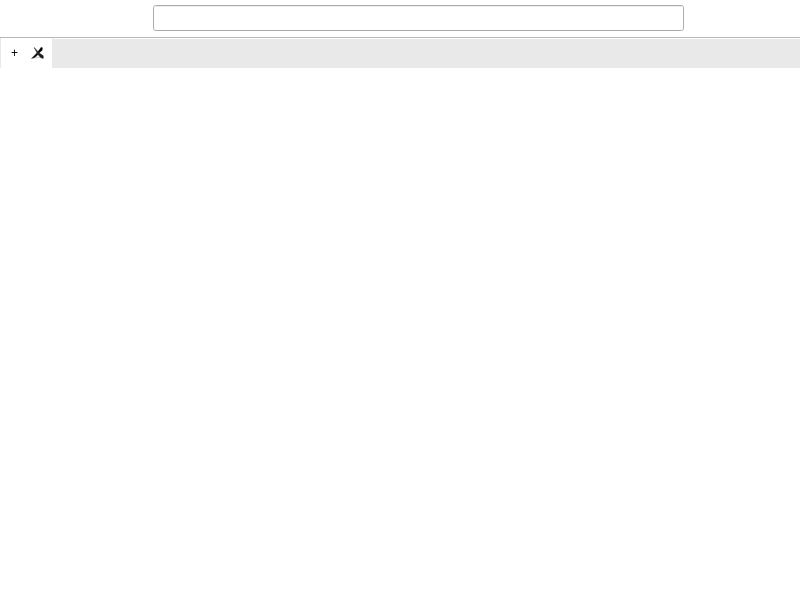
Above: ventana.ui from willynajberg/pyQtBrowser before the change. Below: the same form after it.
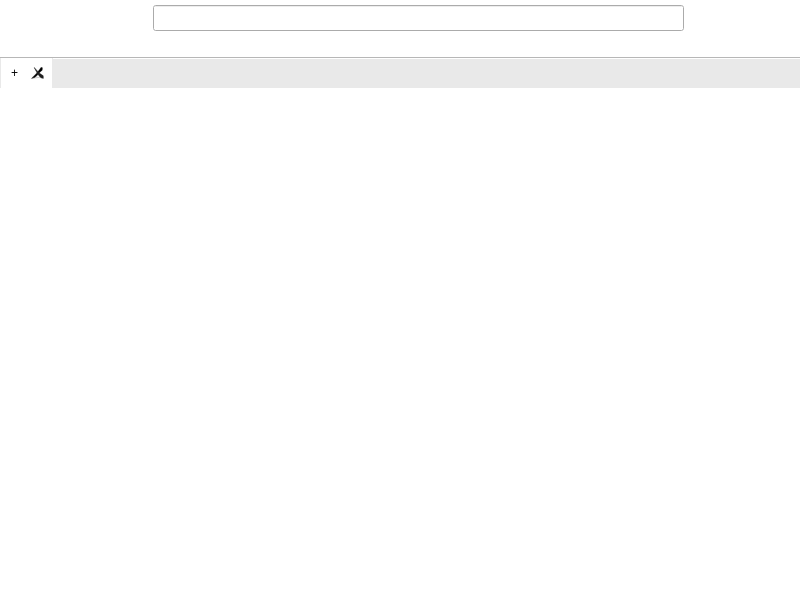
That is the form after the change. Icons and pictures are not drawn.

Commit message: Barra de marcadores

```diff
--- a/ventana.ui
+++ b/ventana.ui
@@ -290,6 +290,64 @@
       </item>
      </layout>
     </item>
+    <item>
+     <widget class="QWidget" name="widgetMarcadores" native="true">
+      <property name="enabled">
+       <bool>true</bool>
+      </property>
+      <property name="sizePolicy">
+       <sizepolicy hsizetype="Expanding" vsizetype="Minimum">
+        <horstretch>0</horstretch>
+        <verstretch>0</verstretch>
+       </sizepolicy>
+      </property>
+      <property name="minimumSize">
+       <size>
+        <width>0</width>
+        <height>28</height>
+       </size>
+      </property>
+      <property name="maximumSize">
+       <size>
+        <width>16777215</width>
+        <height>28</height>
+       </size>
+      </property>
+      <property name="cursor">
+       <cursorShape>ArrowCursor</cursorShape>
+      </property>
+      <layout class="QHBoxLayout" name="layoutMarcadores">
+       <property name="sizeConstraint">
+        <enum>QLayout::SetMinimumSize</enum>
+       </property>
+       <property name="leftMargin">
+        <number>6</number>
+       </property>
+       <property name="topMargin">
+        <number>0</number>
+       </property>
+       <property name="rightMargin">
+        <number>6</number>
+       </property>
+       <property name="bottomMargin">
+        <number>0</number>
+       </property>
+       <item>
+        <spacer name="spacerMarcadores">
+         <property name="orientation">
+          <enum>Qt::Horizontal</enum>
+         </property>
+         <property name="sizeHint" stdset="0">
+          <size>
+           <width>40</width>
+           <height>20</height>
+          </size>
+         </property>
+        </spacer>
+       </item>
+      </layout>
+     </widget>
+    </item>
     <item>
      <widget class="QTabWidget" name="tabWidget">
       <property name="styleSheet">
```
Left out of the diff: 13 changed lines with no effect on the pictures. The commit also changes 6 other files.
